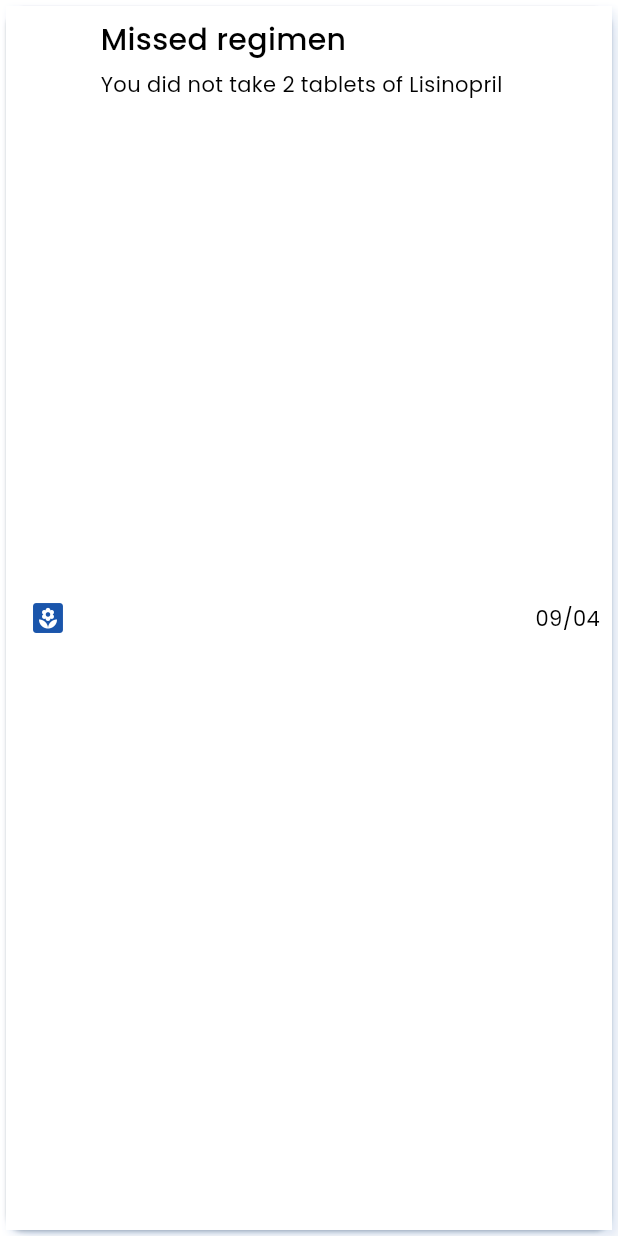
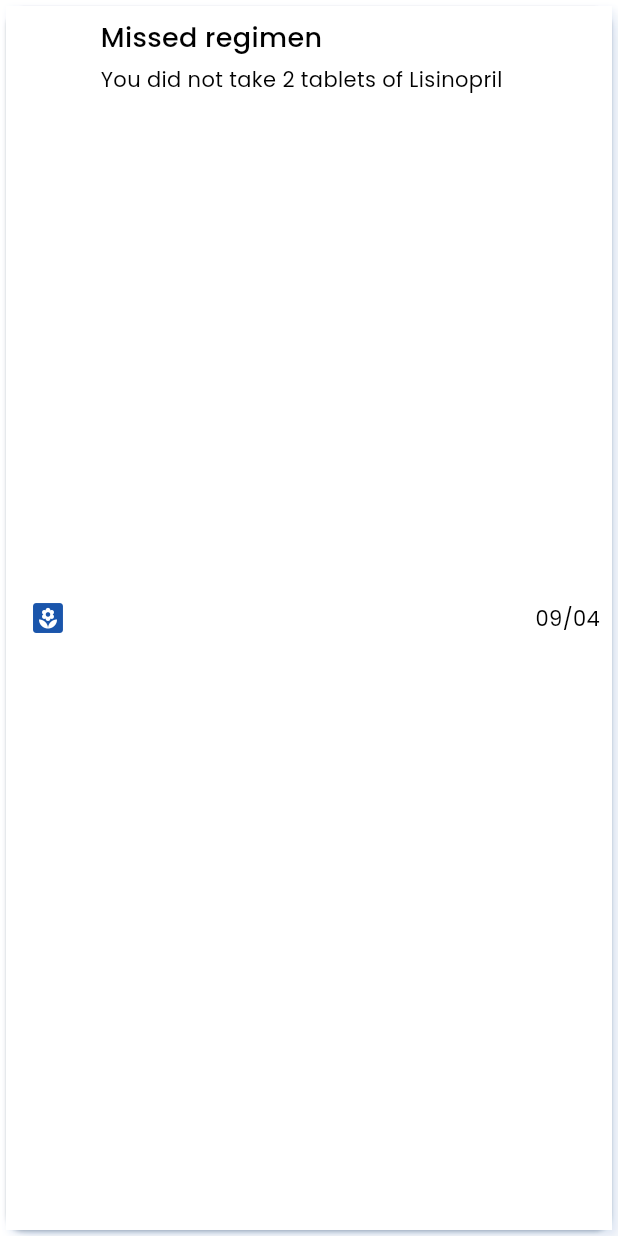
Before and after one commit to medherence-health/mobile_view, a Flutter app: the NotificationContainer widget shown alone on an empty page, opened directly with sample values from the repository, on a phone screen of 412 x 824 dp. Run offline on Flutter 3.47's test engine with Material 3 defaults, Android fonts, the phone set to English and light mode, and no system bars; our stand-ins replace stacked.

Commit message:
notification added

```diff
--- a/medherence/lib/features/notification_fetaures/widget/notify_widget.dart
+++ b/medherence/lib/features/notification_fetaures/widget/notify_widget.dart
@@ -81,7 +81,7 @@ class NotificationContainer extends StatelessWidget {
                       Text(
                         notification.title,
                         style: const TextStyle(
-                          fontSize: 20,
+                          fontSize: 18,
                           fontWeight: FontWeight.w500,
                         ),
                       ),
--- a/medherence/lib/main.dart
+++ b/medherence/lib/main.dart
@@ -7,6 +7,7 @@ void main() {
   WidgetsFlutterBinding.ensureInitialized();
   runApp(const MyApp());
 }
+
 class MyApp extends StatelessWidget {
   const MyApp({super.key});
   // This widget is the root of your application.
```
Also changed, not shown: medherence/pubspec.yaml (+9 -0 lines), medherence/assets/images/launcher_background.png (added), medherence/assets/images/launcher_foreground.png (added), medherence/assets/images/launchers_foreground.png (added), medherence/pubspec.lock.
